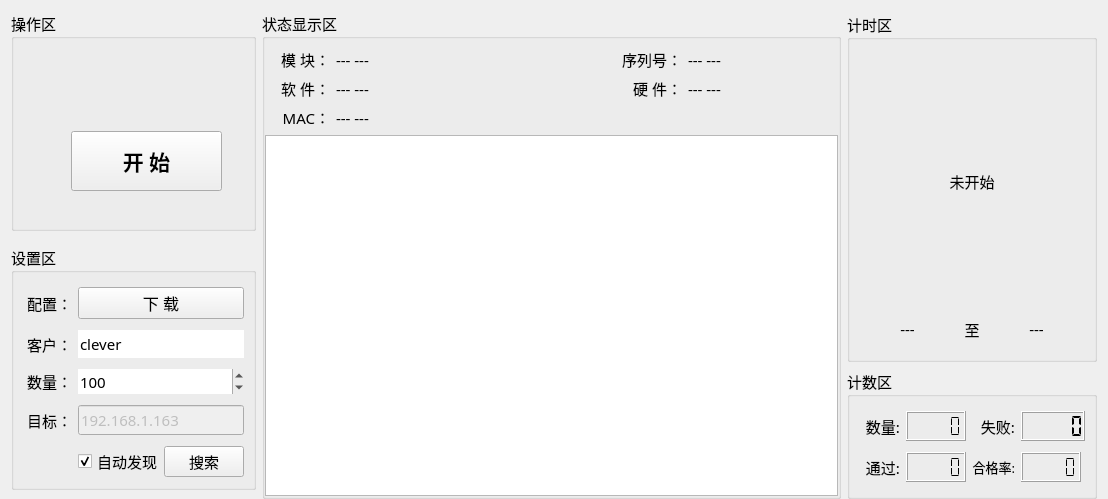
Old version of the form pro_fvt/home/home_workwid.ui in the repository ChinaClever/MPro-Tools.
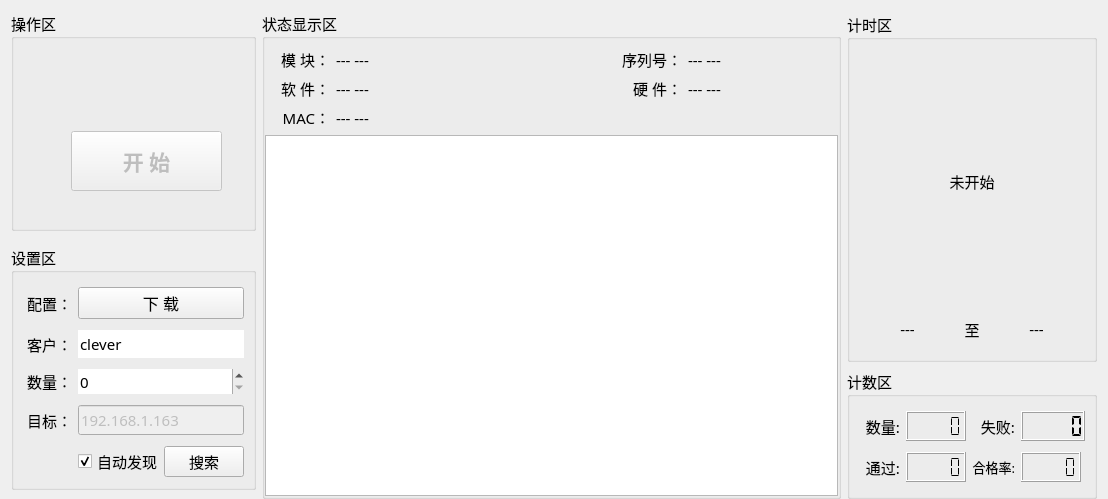
New version of the form.

```diff
--- a/pro_fvt/home/home_workwid.ui
+++ b/pro_fvt/home/home_workwid.ui
@@ -283,6 +283,9 @@
       <string>操作区</string>
      </property>
      <widget class="QPushButton" name="startBtn">
+      <property name="enabled">
+       <bool>false</bool>
+      </property>
       <property name="geometry">
        <rect>
         <x>60</x>
@@ -625,7 +628,7 @@
          <enum>QAbstractSpinBox::DefaultStepType</enum>
         </property>
         <property name="value">
-         <number>100</number>
+         <number>0</number>
         </property>
        </widget>
       </item>
```
